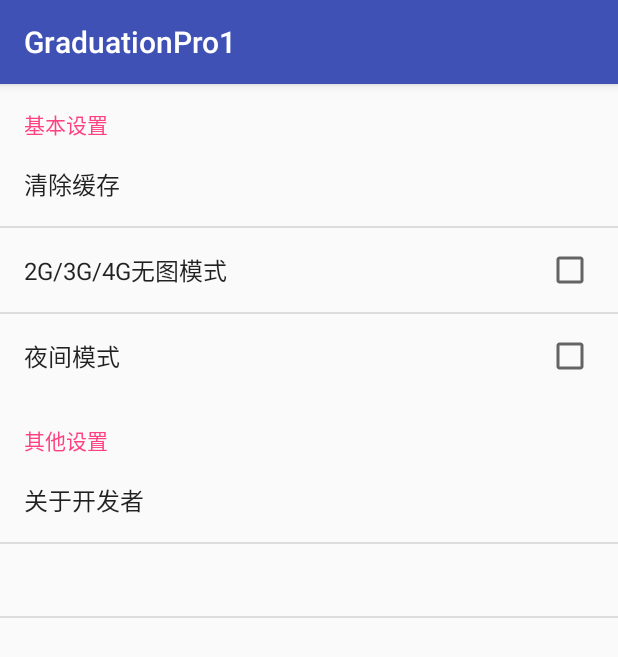
After one commit to worldpeace370/GraduationPro1, an Android app: the fragment SettingFragment shown on its own in the app's theme, on a phone screen of 412 x 824 dp. The commit adds this screen. Shown: the top 657 px of the screen. Run offline under Robolectric (Android 15) with nearby library versions, the phone set to English and light mode, and no system bars.

Commit message:
设置界面用到了PreferencesFragment,还有系统层次xml布局

```diff
--- a/app/src/main/AndroidManifest.xml
+++ b/app/src/main/AndroidManifest.xml
@@ -10,7 +10,7 @@
         android:supportsRtl="true"
         android:theme="@style/AppTheme">
         <activity
-            android:name=".MainActivity"
+            android:name=".ui.activity.MainActivity"
             android:label="@string/app_name"
             android:theme="@style/AppTheme.NoActionBar">
             <intent-filter>
--- a/app/src/main/java/com/lebron/graduationpro1/MainActivity.java
+++ b/app/src/main/java/com/lebron/graduationpro1/ui/activity/MainActivity.java
@@ -1,4 +1,4 @@
-package com.lebron.graduationpro1;
+package com.lebron.graduationpro1.ui.activity;
 
 import android.os.Bundle;
 import android.support.design.widget.FloatingActionButton;
@@ -12,6 +12,8 @@ import android.support.v7.app.AppCompatActivity;
 import android.support.v7.widget.Toolbar;
 import android.view.Menu;
 import android.view.MenuItem;
+
+import com.lebron.graduationpro1.R;
 
 public class MainActivity extends AppCompatActivity
         implements NavigationView.OnNavigationItemSelectedListener {
@@ -62,7 +64,7 @@ public class MainActivity extends AppCompatActivity
     public boolean onOptionsItemSelected(MenuItem item) {
         // Handle action bar item clicks here. The action bar will
         // automatically handle clicks on the Home/Up button, so long
-        // as you specify a parent activity in AndroidManifest.xml.
+        // as you specify a parent activity in AndroidManifest.preferences.
         int id = item.getItemId();
 
         //noinspection SimplifiableIfStatement
--- /dev/null
+++ b/app/src/main/java/com/lebron/graduationpro1/ui/fragment/SettingFragment.java
@@ -0,0 +1,82 @@
+package com.lebron.graduationpro1.ui.fragment;
+
+import android.os.Bundle;
+import android.preference.CheckBoxPreference;
+import android.preference.Preference;
+import android.preference.PreferenceFragment;
+
+import com.lebron.graduationpro1.R;
+import com.lebron.graduationpro1.utils.AppInfoUtils;
+import com.lebron.graduationpro1.utils.ShowToast;
+
+/**设置界面的Fragment,继承自PreferenceFragment
+ * Created by lebron on 16-10-30.
+ * Contact by wuxiangkun2015@163.com
+ */
+
+public class SettingFragment extends PreferenceFragment implements Preference.OnPreferenceClickListener{
+
+    private static final String CLEAR_CACHE = "clear_cache";
+    private static final String NET_MODE = "net_mode";
+    private static final String SCAN_MODE = "scan_mode";
+    private static final String ABOUT_APP = "about_app";
+    private static final String APP_VERSION = "app_version";
+
+    private Preference clear_cache;
+    private CheckBoxPreference net_mode;
+    private CheckBoxPreference scan_mode;
+    private Preference about_app;
+    private Preference app_version;
+
+    @Override
+    public void onCreate(Bundle savedInstanceState) {
+        super.onCreate(savedInstanceState);
+        addPreferencesFromResource(R.xml.preferences);
+        initView();
+        initListener();
+    }
+
+    private void initView() {
+        clear_cache = findPreference(CLEAR_CACHE);
+        net_mode = (CheckBoxPreference) findPreference(NET_MODE);
+        scan_mode = (CheckBoxPreference) findPreference(SCAN_MODE);
+        about_app = findPreference(ABOUT_APP);
+        app_version = findPreference(APP_VERSION);
+        app_version.setTitle(AppInfoUtils.getVersionName(getActivity()));
+
+    }
+
+    private void initListener() {
+        net_mode.setOnPreferenceChangeListener(new Preference.OnPreferenceChangeListener() {
+            @Override
+            public boolean onPreferenceChange(Preference preference, Object newValue) {
+                if((Boolean) newValue){
+                    ShowToast.shortTime(" ");
+                }else {
+                    ShowToast.shortTime(" ");
+                }
+                return true;
+            }
+        });
+
+        scan_mode.setOnPreferenceChangeListener(new Preference.OnPreferenceChangeListener() {
+            @Override
+            public boolean onPreferenceChange(Preference preference, Object newValue) {
+                if((Boolean) newValue){
+                    ShowToast.shortTime(" ");
+                }else {
+                    ShowToast.shortTime(" ");
+                }
+                return true;
+            }
+        });
+
+        clear_cache.setOnPreferenceClickListener(this);
+        about_app.setOnPreferenceClickListener(this);
+    }
+
+    @Override
+    public boolean onPreferenceClick(Preference preference) {
+        return false;
+    }
+}
--- /dev/null
+++ b/app/src/main/java/com/lebron/graduationpro1/utils/AppInfoUtils.java
@@ -0,0 +1,30 @@
+package com.lebron.graduationpro1.utils;
+
+import android.app.Activity;
+import android.content.pm.PackageInfo;
+import android.content.pm.PackageManager;
+
+/**用于获取app的版本信息,装逼用的,版本信息放在了build.gradle中
+ * Created by lebron on 16-10-30.
+ * Contact by wuxiangkun2015@163.com
+ */
+
+public class AppInfoUtils {
+    /**
+     * @param activity 传入当前Activity
+     * @return 返回版本信息
+     */
+    public static String getVersionName(Activity activity){
+        //获取packageManager的实例
+        PackageManager packageManager = activity.getPackageManager();
+        //getPackageName()是你当前类的包名,0 代表是获取版本信息
+        try {
+            PackageInfo packageInfo = packageManager.getPackageInfo(activity.getPackageName()
+                    , 0);
+            return packageInfo.versionName;
+        } catch (PackageManager.NameNotFoundException e) {
+            e.printStackTrace();
+            return "0";
+        }
+    }
+}
--- a/app/src/main/res/layout/app_bar_main.xml
+++ b/app/src/main/res/layout/app_bar_main.xml
@@ -5,7 +5,7 @@
     android:layout_width="match_parent"
     android:layout_height="match_parent"
     android:fitsSystemWindows="true"
-    tools:context="com.lebron.graduationpro1.MainActivity">
+    tools:context="com.lebron.graduationpro1.ui.activity.MainActivity">
 
     <android.support.design.widget.AppBarLayout
         android:layout_width="match_parent"
--- a/app/src/main/res/layout/content_main.xml
+++ b/app/src/main/res/layout/content_main.xml
@@ -10,7 +10,7 @@
     android:paddingRight="@dimen/activity_horizontal_margin"
     android:paddingTop="@dimen/activity_vertical_margin"
     app:layout_behavior="@string/appbar_scrolling_view_behavior"
-    tools:context="com.lebron.graduationpro1.MainActivity"
+    tools:context="com.lebron.graduationpro1.ui.activity.MainActivity"
     tools:showIn="@layout/app_bar_main">
 
     <TextView
--- a/app/src/main/res/values-w820dp/dimens.xml
+++ b/app/src/main/res/values-w820dp/dimens.xml
@@ -1,5 +1,5 @@
 <resources>
-    <!-- Example customization of dimensions originally defined in res/values/dimens.xml
+    <!-- Example customization of dimensions originally defined in res/values/dimens.preferences
          (such as screen margins) for screens with more than 820dp of available width. This
          would include 7" and 10" devices in landscape (~960dp and ~1280dp respectively). -->
     <dimen name="activity_horizontal_margin">64dp</dimen>
--- /dev/null
+++ b/app/src/main/res/xml/preferences.xml
@@ -0,0 +1,14 @@
+<?xml version="1.0" encoding="utf-8"?>
+<PreferenceScreen xmlns:android="http://schemas.android.com/apk/res/android">
+    <PreferenceCategory android:title="基本设置">
+        <Preference android:key="clear_cache" android:title="清除缓存"/>
+        <CheckBoxPreference android:defaultValue="false" android:key="net_mode"
+            android:title="2G/3G/4G无图模式"/>
+        <CheckBoxPreference android:defaultValue="false" android:key="scan_mode"
+            android:title="夜间模式"/>
+    </PreferenceCategory>
+    <PreferenceCategory android:title="其他设置">
+        <Preference android:key="about_app" android:title="关于开发者"/>
+        <Preference android:key="app_version" android:title="软件版本"/>
+    </PreferenceCategory>
+</PreferenceScreen>
```
